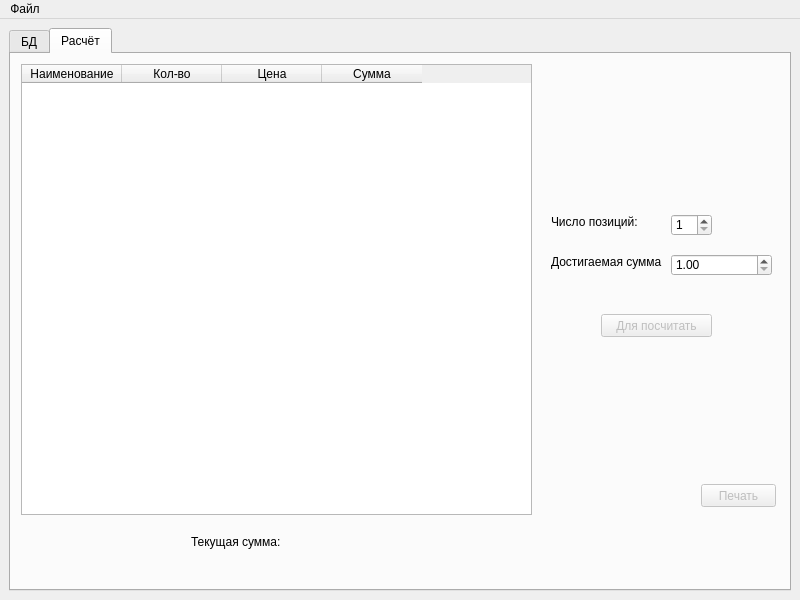
This is design.ui in KirillRya/AlexProject as Qt 5 draws it before an edit. The edited form follows.
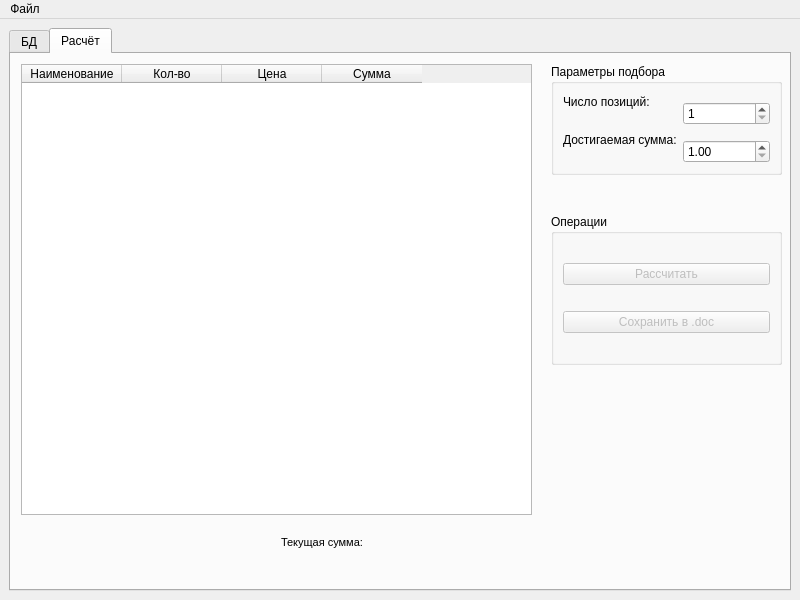
This is the edited form. The open tabs and pages were chosen to show the change.

Patch:
```diff
--- a/design.ui
+++ b/design.ui
@@ -306,99 +306,6 @@
        <attribute name="title">
         <string>Расчёт</string>
        </attribute>
-       <widget class="QLabel" name="label_4">
-        <property name="geometry">
-         <rect>
-          <x>540</x>
-          <y>160</y>
-          <width>101</width>
-          <height>16</height>
-         </rect>
-        </property>
-        <property name="text">
-         <string>Число позиций:</string>
-        </property>
-       </widget>
-       <widget class="QLabel" name="label_5">
-        <property name="geometry">
-         <rect>
-          <x>540</x>
-          <y>200</y>
-          <width>111</width>
-          <height>16</height>
-         </rect>
-        </property>
-        <property name="text">
-         <string>Достигаемая сумма:</string>
-        </property>
-       </widget>
-       <widget class="QSpinBox" name="positions">
-        <property name="geometry">
-         <rect>
-          <x>660</x>
-          <y>160</y>
-          <width>41</width>
-          <height>22</height>
-         </rect>
-        </property>
-        <property name="minimum">
-         <number>1</number>
-        </property>
-        <property name="maximum">
-         <number>20</number>
-        </property>
-       </widget>
-       <widget class="QDoubleSpinBox" name="maxValue">
-        <property name="geometry">
-         <rect>
-          <x>660</x>
-          <y>200</y>
-          <width>101</width>
-          <height>22</height>
-         </rect>
-        </property>
-        <property name="minimum">
-         <double>1.000000000000000</double>
-        </property>
-        <property name="maximum">
-         <double>9999999.990000000223517</double>
-        </property>
-        <property name="singleStep">
-         <double>100.000000000000000</double>
-        </property>
-       </widget>
-       <widget class="QPushButton" name="workBtn">
-        <property name="enabled">
-         <bool>false</bool>
-        </property>
-        <property name="geometry">
-         <rect>
-          <x>590</x>
-          <y>260</y>
-          <width>111</width>
-          <height>23</height>
-         </rect>
-        </property>
-        <property name="text">
-         <string>Для посчитать</string>
-        </property>
-       </widget>
-       <widget class="QPushButton" name="printBtn">
-        <property name="enabled">
-         <bool>false</bool>
-        </property>
-        <property name="geometry">
-         <rect>
-          <x>690</x>
-          <y>430</y>
-          <width>75</width>
-          <height>23</height>
-         </rect>
-        </property>
-        <property name="text">
-         <string>Печать</string>
-        </property>
-       </widget>
        <widget class="QTableWidget" name="resultTable">
         <property name="geometry">
          <rect>
@@ -435,12 +342,17 @@
        <widget class="QLabel" name="label_6">
         <property name="geometry">
          <rect>
-          <x>180</x>
+          <x>270</x>
           <y>480</y>
           <width>91</width>
           <height>16</height>
          </rect>
         </property>
+        <property name="font">
+         <font>
+          <pointsize>8</pointsize>
+         </font>
+        </property>
         <property name="text">
          <string>Текущая сумма:</string>
         </property>
@@ -448,16 +360,108 @@
        <widget class="QLabel" name="result_label">
         <property name="geometry">
          <rect>
-          <x>270</x>
+          <x>360</x>
           <y>480</y>
-          <width>251</width>
+          <width>161</width>
           <height>16</height>
          </rect>
         </property>
+        <property name="font">
+         <font>
+          <pointsize>8</pointsize>
+         </font>
+        </property>
         <property name="text">
          <string/>
         </property>
        </widget>
+       <widget class="QGroupBox" name="groupBox_2">
+        <property name="geometry">
+         <rect>
+          <x>540</x>
+          <y>10</y>
+          <width>231</width>
+          <height>111</height>
+         </rect>
+        </property>
+        <property name="title">
+         <string>Параметры подбора</string>
+        </property>
+        <layout class="QGridLayout" name="gridLayout_3">
+         <item row="0" column="0">
+          <widget class="QLabel" name="label_4">
+           <property name="text">
+            <string>Число позиций:</string>
+           </property>
+          </widget>
+         </item>
+         <item row="0" column="1" rowspan="2">
+          <widget class="QSpinBox" name="positions">
+           <property name="minimum">
+            <number>1</number>
+           </property>
+           <property name="maximum">
+            <number>20</number>
+           </property>
+          </widget>
+         </item>
+         <item row="1" column="0" rowspan="2">
+          <widget class="QLabel" name="label_5">
+           <property name="text">
+            <string>Достигаемая сумма:</string>
+           </property>
+          </widget>
+         </item>
+         <item row="2" column="1">
+          <widget class="QDoubleSpinBox" name="maxValue">
+           <property name="minimum">
+            <double>1.000000000000000</double>
+           </property>
+           <property name="maximum">
+            <double>9999999.990000000223517</double>
+           </property>
+           <property name="singleStep">
+            <double>100.000000000000000</double>
+           </property>
+          </widget>
+         </item>
+        </layout>
+       </widget>
+       <widget class="QGroupBox" name="groupBox_4">
+        <property name="geometry">
+         <rect>
+          <x>540</x>
+          <y>160</y>
+          <width>231</width>
+          <height>151</height>
+         </rect>
+        </property>
+        <property name="title">
+         <string>Операции</string>
+        </property>
+        <layout class="QVBoxLayout" name="verticalLayout_3">
+         <item>
+          <widget class="QPushButton" name="workBtn">
+           <property name="enabled">
+            <bool>false</bool>
+           </property>
+           <property name="text">
+            <string>Рассчитать</string>
+           </property>
+          </widget>
+         </item>
+         <item>
+          <widget class="QPushButton" name="printBtn">
+           <property name="enabled">
+            <bool>false</bool>
+           </property>
+           <property name="text">
+            <string>Сохранить в .doc</string>
+           </property>
+          </widget>
+         </item>
+        </layout>
+       </widget>
       </widget>
      </widget>
     </item>
```
Left out of the diff: 14 changed lines with no effect on the pictures.
